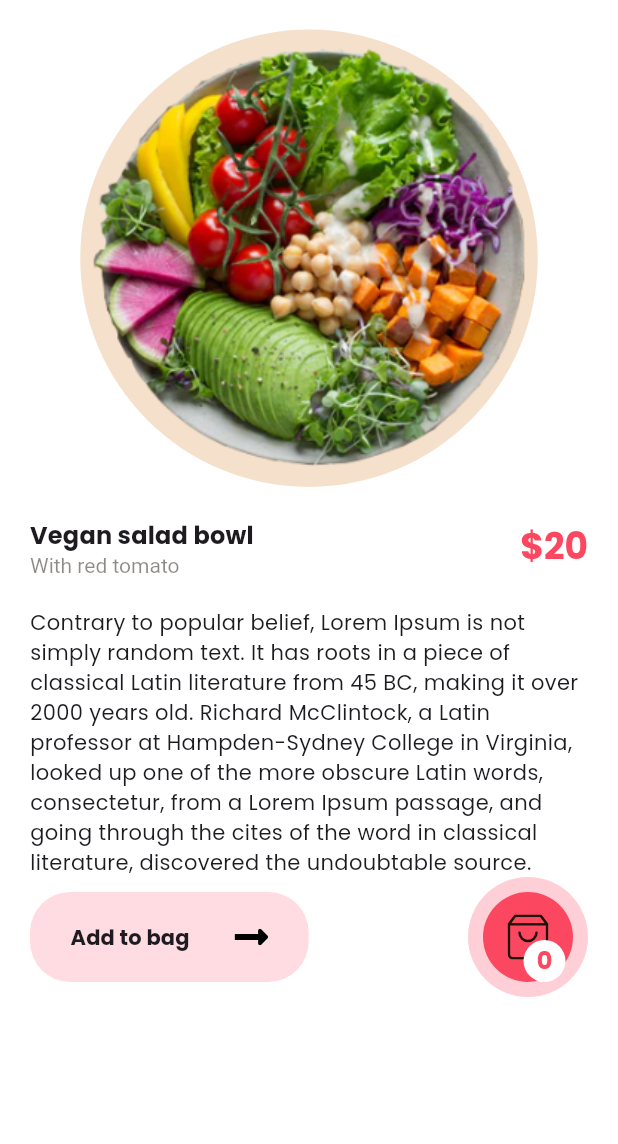
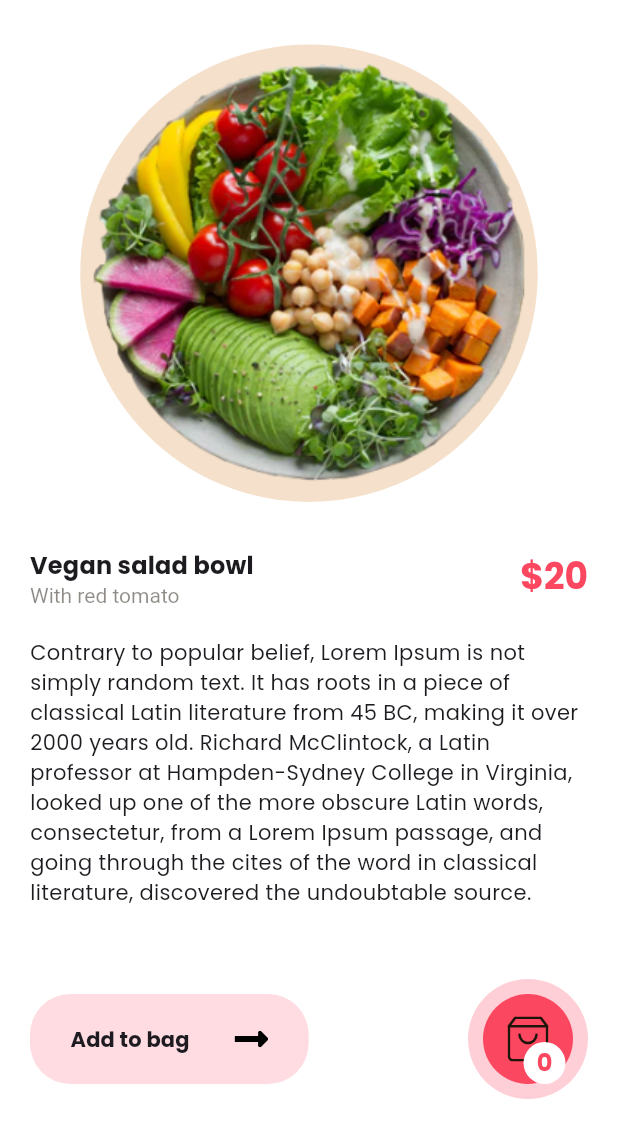
Before and after one commit to ten66/tfw_food_delivery_app, a Flutter app: the DetailsScreen screen opened directly, on a phone screen of 412 x 824 dp, the part 92-1236 px from its top. Run offline on Flutter 3.47's test engine with Material 2 defaults, Android fonts, the phone set to English and light mode, and no system bars; our stand-ins replace flutter_svg.

Commit message:
add: :art: #3 style調整 ~18:50

```diff
--- a/lib/details_screen.dart
+++ b/lib/details_screen.dart
@@ -26,7 +26,7 @@ class DetailsScreen extends StatelessWidget {
               ],
             ),
             Container(
-              margin: const EdgeInsets.symmetric(vertical: 20),
+              margin: const EdgeInsets.symmetric(vertical: 30),
               padding: const EdgeInsets.all(6),
               height: 305,
               width: 305,
@@ -75,12 +75,15 @@ class DetailsScreen extends StatelessWidget {
             const Text(
               "Contrary to popular belief, Lorem Ipsum is not simply random text. It has roots in a piece of classical Latin literature from 45 BC, making it over 2000 years old. Richard McClintock, a Latin professor at Hampden-Sydney College in Virginia, looked up one of the more obscure Latin words, consectetur, from a Lorem Ipsum passage, and going through the cites of the word in classical literature, discovered the undoubtable source.",
             ),
-            Row(
+            const Spacer(),
+            Padding(
+              padding: const EdgeInsets.only(bottom: 30),
+              child: Row(
                 mainAxisAlignment: MainAxisAlignment.spaceBetween,
                 children: [
                   Container(
-                  padding:
-                      const EdgeInsets.symmetric(vertical: 20, horizontal: 27),
+                    padding: const EdgeInsets.symmetric(
+                        vertical: 20, horizontal: 27),
                     decoration: BoxDecoration(
                       color: kPrimaryColor.withOpacity(.19),
                       borderRadius: BorderRadius.circular(27),
@@ -144,6 +147,7 @@ class DetailsScreen extends StatelessWidget {
                   ),
                 ],
               ),
+            ),
           ],
         ),
       ),
```
Lines whose indentation alone changed are shown as unchanged.
